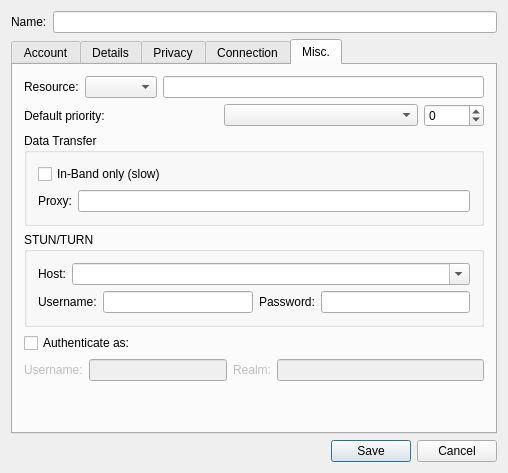
Qt form src/accountmodify.ui (psi-plus/psi-plus-snapshots) before a commit.
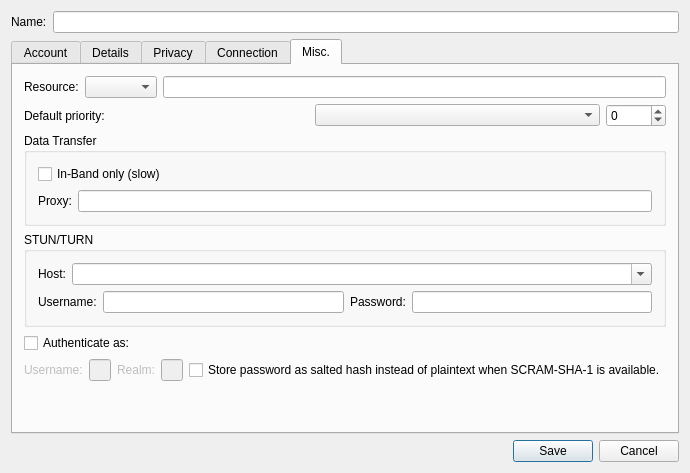
The same form after that commit. The open tabs and pages were chosen to show the change. Custom widgets are drawn as their Qt base class.

```diff
--- a/src/accountmodify.ui
+++ b/src/accountmodify.ui
@@ -1028,6 +1028,13 @@
            </property>
           </widget>
          </item>
+		 <item>
+           <widget class="QCheckBox" name="ck_scram_salted_password">
+            <property name="text">
+             <string>Store password as salted hash instead of plaintext when SCRAM-SHA-1 is available.</string>
+            </property>
+           </widget>
+          </item>
         </layout>
        </item>
        <item>
```
